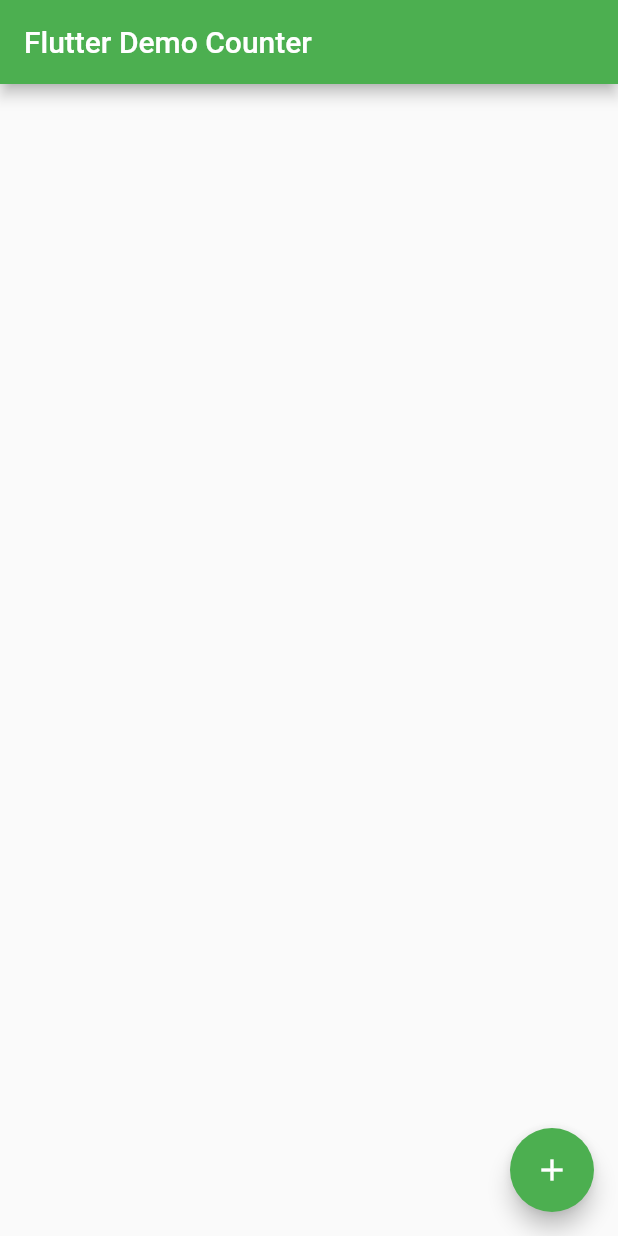
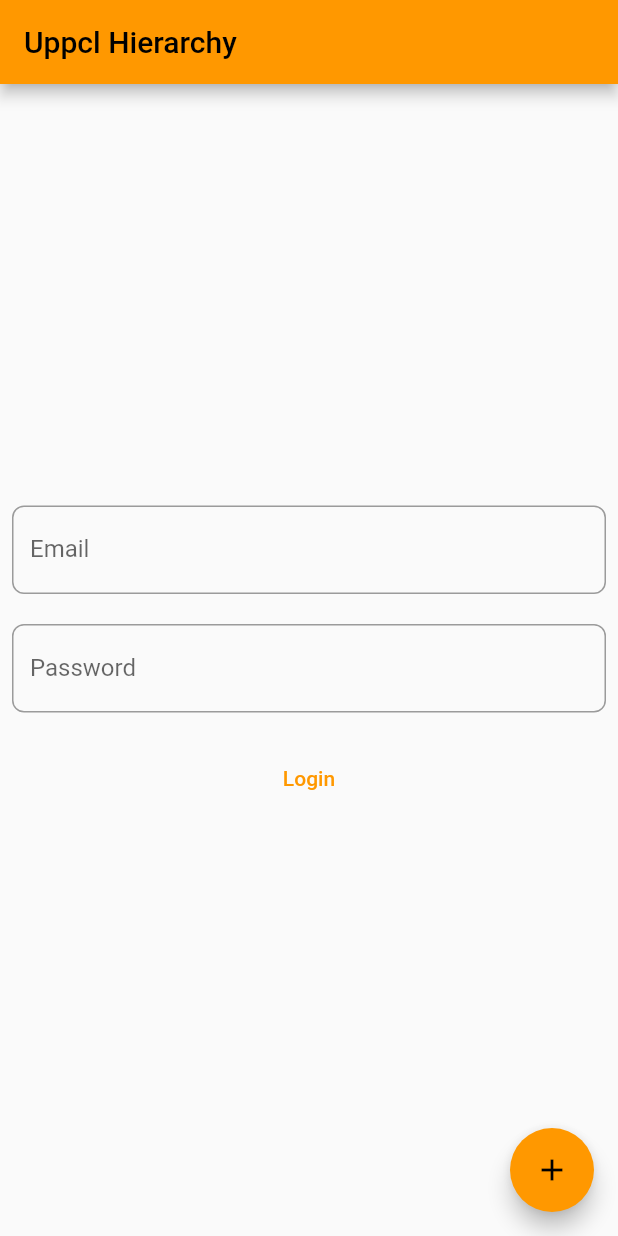
Before and after one commit to DevRLama/test_app, a Flutter app: the screen it shows after launch, on a phone screen of 412 x 824 dp. Run offline on Flutter 3.47's test engine with Material 2 defaults, Android fonts, the phone set to English and light mode, and no system bars.

Commit message:
Second Commit

```diff
--- a/lib/main.dart
+++ b/lib/main.dart
@@ -22,9 +22,9 @@ class MyApp extends StatelessWidget {
         // or simply save your changes to "hot reload" in a Flutter IDE).
         // Notice that the counter didn't reset back to zero; the application
         // is not restarted.
-        primarySwatch: Colors.green,
+        primarySwatch: Colors.orange,
       ),
-      home: const MyHomePage(title: 'Flutter Demo Counter '),
+      home: const MyHomePage(title: 'Uppcl Hierarchy '),
     );
   }
 }
@@ -49,8 +49,13 @@ class MyHomePage extends StatefulWidget {
 
 class _MyHomePageState extends State<MyHomePage> {
   int _counter = 0;
-  TextEditingController textController=TextEditingController();
-  String? textVal;  // Nullable String variable
+  TextEditingController emailController = TextEditingController();
+  TextEditingController passwordController = TextEditingController();
+  String? emailVal; // Nullable String variable
+  String? passVal; // Nullable String variable
+  static OutlineInputBorder outBorder = OutlineInputBorder(
+      borderRadius: BorderRadius.circular(8),
+      borderSide: BorderSide(color: Colors.amber, width: 2));
 
   void _incrementCounter() {
     setState(() {
@@ -59,7 +64,7 @@ class _MyHomePageState extends State<MyHomePage> {
       // so that the display can reflect the updated values. If we changed
       // _counter without calling setState(), then the build method would not be
       // called again, and so nothing would appear to happen.
-      _counter=_counter+2;
+      _counter = _counter + 2;
     });
   }
 
@@ -77,7 +82,9 @@ class _MyHomePageState extends State<MyHomePage> {
         // the App.build method, and use it to set our appbar title.
         title: Text(widget.title),
       ),
-      body: Center(
+      body: Padding(
+        padding: const EdgeInsets.all(8.0),
+        child: Center(
           // Center is a layout widget. It takes a single child and positions it
           // in the middle of the parent.
           child: Column(
@@ -97,12 +104,59 @@ class _MyHomePageState extends State<MyHomePage> {
             // horizontal).
             mainAxisAlignment: MainAxisAlignment.center,
             crossAxisAlignment: CrossAxisAlignment.center,
-          children: <Widget>[],
+            children: <Widget>[
+              TextFormField(
+                decoration: InputDecoration(
+                    labelText: "Email",
+                    hintText: "Enter Your Email...",
+                    hintStyle: const TextStyle(
+                      color: Colors.black87,
+                      fontStyle: FontStyle.italic,
+                    ),
+                    border: outBorder,
+                    disabledBorder: outBorder,
+                    focusedBorder: outBorder,
+                    focusedErrorBorder: outBorder.copyWith(
+                        borderSide: const BorderSide(color: Colors.blue))),
+                controller: emailController,
+              ),
+              SizedBox(height: 20),
+              TextFormField(
+                obscureText: true,
+                decoration: InputDecoration(
+                  labelText: "Password",
+                  hintText: "Enter Your Password...",
+                  border: outBorder,
+                  disabledBorder: outBorder,
+                  focusedBorder: outBorder,
+                  focusedErrorBorder: outBorder.copyWith(
+                      borderSide: const BorderSide(color: Colors.blue)),
+                  hintStyle: const TextStyle(
+                    color: Colors.black87,
+                    fontStyle: FontStyle.italic,
+                  ),
+                ),
+                controller: passwordController,
+              ),
+              SizedBox(height: 20),
+              Container(
+                  child: TextButton(
+                onPressed: () {
+                  emailVal=emailController.text;
+                  passVal=passwordController.text;
+                  print(emailVal);
+                  print(passVal);
+                },
+                child: Text('Login'),
+              ))
+            ],
+          ),
         ),
       ),
       floatingActionButton: FloatingActionButton(
-        onPressed: (){setState(() {
-          textVal=textController.text;
+        onPressed: () {
+          setState(() {
+            // textVal=textController.text;
           });
         },
         tooltip: 'Increment',
```
Lines whose indentation alone changed are shown as unchanged.
